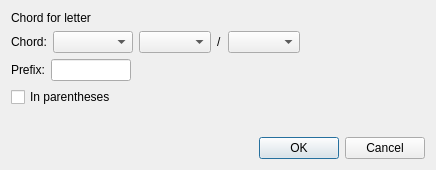
The window that src/softchord_chord_dialog.ui (matvey83/softChord) describes before a commit, drawn with Qt 5.
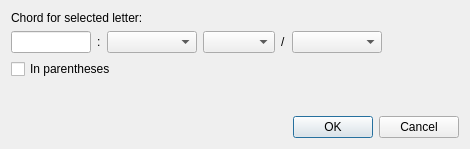
The same window after the commit.

Commit message: Added ability to set the song ID of a selected song.

```diff
--- a/src/softchord_chord_dialog.ui
+++ b/src/softchord_chord_dialog.ui
@@ -6,8 +6,8 @@
    <rect>
     <x>0</x>
     <y>0</y>
-    <width>436</width>
-    <height>170</height>
+    <width>470</width>
+    <height>149</height>
    </rect>
   </property>
   <property name="windowTitle">
@@ -17,16 +17,32 @@
    <item>
     <widget class="QLabel" name="label">
      <property name="text">
-      <string>Chord for letter</string>
+      <string>Chord for selected letter:</string>
      </property>
     </widget>
    </item>
    <item>
     <layout class="QHBoxLayout" name="horizontalLayout">
+     <item>
+      <widget class="QLineEdit" name="marker_ef">
+       <property name="minimumSize">
+        <size>
+         <width>30</width>
+         <height>0</height>
+        </size>
+       </property>
+       <property name="maximumSize">
+        <size>
+         <width>80</width>
+         <height>16777215</height>
+        </size>
+       </property>
+      </widget>
+     </item>
      <item>
       <widget class="QLabel" name="label_2">
        <property name="text">
-        <string>Chord:</string>
+        <string>:</string>
        </property>
       </widget>
      </item>
@@ -34,7 +50,7 @@
       <widget class="QComboBox" name="note_menu">
        <property name="minimumSize">
         <size>
-         <width>80</width>
+         <width>90</width>
          <height>0</height>
         </size>
        </property>
@@ -51,7 +67,14 @@
       </widget>
      </item>
      <item>
-      <widget class="QComboBox" name="bass_menu"/>
+      <widget class="QComboBox" name="bass_menu">
+       <property name="minimumSize">
+        <size>
+         <width>90</width>
+         <height>0</height>
+        </size>
+       </property>
+      </widget>
      </item>
      <item>
       <spacer name="horizontalSpacer">
@@ -68,40 +91,6 @@
      </item>
     </layout>
    </item>
-   <item>
-    <layout class="QHBoxLayout" name="horizontalLayout_2">
-     <item>
-      <widget class="QLabel" name="label_4">
-       <property name="text">
-        <string>Prefix:</string>
-       </property>
-      </widget>
-     </item>
-     <item>
-      <widget class="QLineEdit" name="marker_ef">
-       <property name="maximumSize">
-        <size>
-         <width>80</width>
-         <height>16777215</height>
-        </size>
-       </property>
-      </widget>
-     </item>
-     <item>
-      <spacer name="horizontalSpacer_2">
-       <property name="orientation">
-        <enum>Qt::Horizontal</enum>
-       </property>
-       <property name="sizeHint" stdset="0">
-        <size>
-         <width>40</width>
-         <height>20</height>
-        </size>
-       </property>
-      </spacer>
-     </item>
-    </layout>
-   </item>
    <item>
     <widget class="QCheckBox" name="in_parentheses_box">
      <property name="text">
```
Left out of the diff: 20 changed lines with no effect on the pictures. The commit also changes 2 other files.
